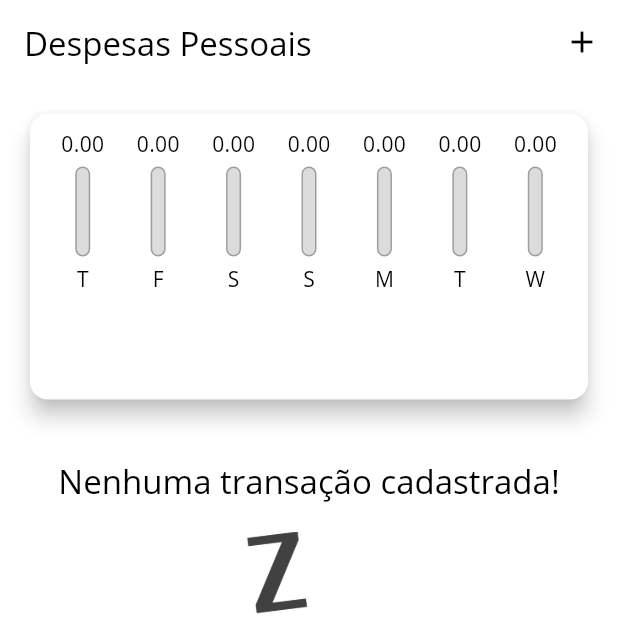
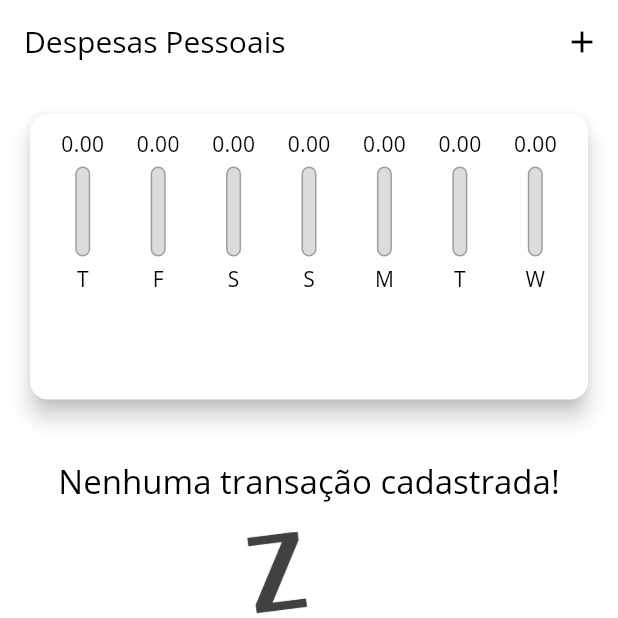
Before and after one commit to lcalderal/Expenses, a Flutter app: the screen it shows after launch, on a phone screen of 412 x 824 dp, the top half of it. Run offline on Flutter 3.47's test engine with Material 3 defaults, Android fonts, the phone set to English and light mode, and no system bars.

Commit message:
implementing textscale

```diff
--- a/lib/main.dart
+++ b/lib/main.dart
@@ -75,7 +75,10 @@ class _MyHomePageState extends State<MyHomePage> {
   @override
   Widget build(BuildContext context) {
     final appBar = AppBar(
-      title: Text('Despesas Pessoais'),
+      title: Text(
+        'Despesas Pessoais',
+        style: TextStyle(fontSize: 20 * MediaQuery.of(context).textScaleFactor),
+      ),
       actions: [
         IconButton(
           onPressed: () {
```
